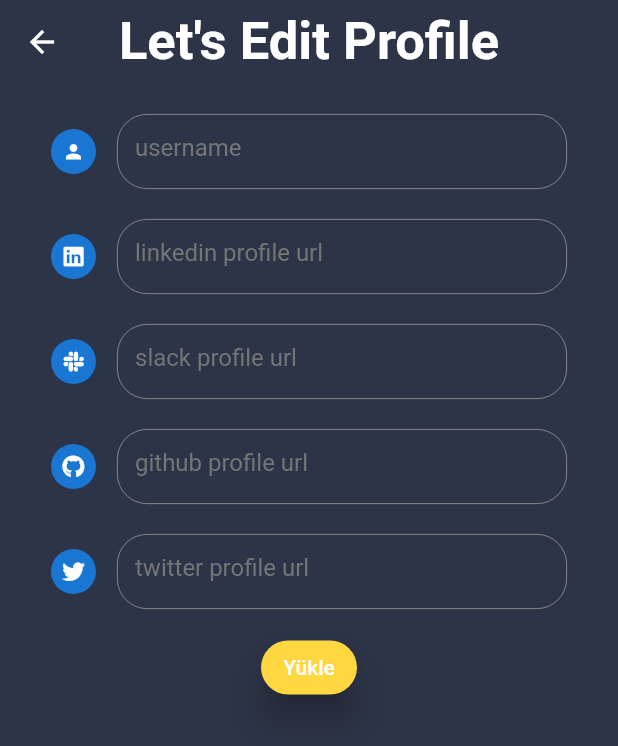
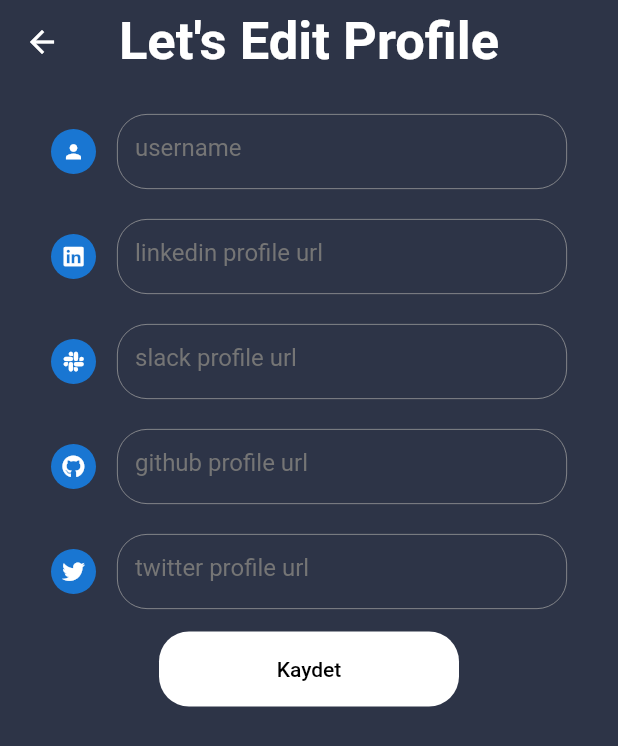
Before and after one commit to algorr/Goals, a Flutter app: the screen it shows once a user with an empty profile is signed in, item 4 of the bottom bar chosen, after a tap on the "settings" icon, on a phone screen of 412 x 824 dp. Shown: the top 746 px of the screen. Run offline on Flutter 3.47's test engine with Material 2 defaults, Android fonts, the phone set to English and light mode, and no system bars; our stand-ins replace bottom_navy_bar, cloud_firestore, firebase_auth, firebase_core, firebase_storage, fluttertoast and 2 more; accounts and stored records are empty; network calls fail; Roboto replaces fonts that are missing (Dongle, NotoSans).

Commit message:
some arrangements for profile_page
buttons and icons changed

```diff
--- a/lib/pages/profile_edit_page.dart
+++ b/lib/pages/profile_edit_page.dart
@@ -3,6 +3,7 @@ import 'package:font_awesome_flutter/font_awesome_flutter.dart';
 import 'package:goals/services/profile_edit_service.dart';
 import 'package:goals/widgets/my_social_button.dart';
 import 'package:goals/widgets/my_text_field.dart';
+import 'package:goals/widgets/sign_in_button.dart';
 
 class ProfileEditPage extends StatefulWidget {
   const ProfileEditPage({Key? key}) : super(key: key);
@@ -18,7 +19,7 @@ class _ProfileEditPageState extends State<ProfileEditPage> {
   late TextEditingController githubController;
   late TextEditingController twitterController;
 
-  ProfileEditService _profileEditService = ProfileEditService();
+  final ProfileEditService _profileEditService = ProfileEditService();
 
   @override
   void initState() {
@@ -57,7 +58,7 @@ class _ProfileEditPageState extends State<ProfileEditPage> {
                 child: Row(
                   mainAxisAlignment: MainAxisAlignment.spaceEvenly,
                   children: [
-                    setSocialIcon(Icons.person, (){},15,15),
+                    setSocialIcon(Icons.person, () {}, 15, 15),
                     Container(
                       height: 50,
                       width: 300,
@@ -76,7 +77,7 @@ class _ProfileEditPageState extends State<ProfileEditPage> {
                 child: Row(
                   mainAxisAlignment: MainAxisAlignment.spaceEvenly,
                   children: [
-                    setSocialIcon(FontAwesomeIcons.linkedin, (){},15,15),
+                    setSocialIcon(FontAwesomeIcons.linkedin, () {}, 15, 15),
                     Container(
                       height: 50,
                       width: 300,
@@ -87,14 +88,15 @@ class _ProfileEditPageState extends State<ProfileEditPage> {
                         borderRadius: 20,
                       ),
                     )
-                ],),
+                  ],
+                ),
               ),
               Padding(
                   padding: const EdgeInsets.only(top: 20, right: 20, left: 20),
                   child: Row(
                     mainAxisAlignment: MainAxisAlignment.spaceEvenly,
                     children: [
-                      setSocialIcon(FontAwesomeIcons.slack, (){},15,15),
+                      setSocialIcon(FontAwesomeIcons.slack, () {}, 15, 15),
                       Container(
                         height: 50,
                         width: 300,
@@ -112,7 +114,7 @@ class _ProfileEditPageState extends State<ProfileEditPage> {
                   child: Row(
                     mainAxisAlignment: MainAxisAlignment.spaceEvenly,
                     children: [
-                      setSocialIcon(FontAwesomeIcons.github, (){},15,15),
+                      setSocialIcon(FontAwesomeIcons.github, () {}, 15, 15),
                       Container(
                         height: 50,
                         width: 300,
@@ -130,7 +132,7 @@ class _ProfileEditPageState extends State<ProfileEditPage> {
                   child: Row(
                     mainAxisAlignment: MainAxisAlignment.spaceEvenly,
                     children: [
-                      setSocialIcon(FontAwesomeIcons.twitter, (){},15,15),
+                      setSocialIcon(FontAwesomeIcons.twitter, () {}, 15, 15),
                       Container(
                         height: 50,
                         width: 300,
@@ -145,14 +147,8 @@ class _ProfileEditPageState extends State<ProfileEditPage> {
                   )),
               Padding(
                 padding: const EdgeInsets.all(15.0),
-                child: TextButton(
-                  style: TextButton.styleFrom(
-                    fixedSize: const Size.square(20),
-                    backgroundColor: Colors.amberAccent,
-                      elevation: 10,
-                      shape: RoundedRectangleBorder(
-                          borderRadius: BorderRadius.circular(20))),
-                  onPressed: () {
+                child: MySignInButton(
+                  onTap: () {
                     _profileEditService.updateProfile(
                         usernameController.text,
                         "profileImage",
@@ -162,7 +158,9 @@ class _ProfileEditPageState extends State<ProfileEditPage> {
                         githubController.text,
                         twitterController.text);
                   },
-                  child: Text("Yükle",style: TextStyle(color: Colors.white),),
+                  text: 'Kaydet',
+                  buttonColor: Colors.white,
+                  textColor: Colors.black,
                 ),
               ),
             ],
--- a/lib/pages/profile_page.dart
+++ b/lib/pages/profile_page.dart
@@ -1,9 +1,7 @@
 import 'package:flutter/material.dart';
 import 'package:font_awesome_flutter/font_awesome_flutter.dart';
 import 'package:goals/pages/profile_edit_page.dart';
-import 'package:goals/services/profile_edit_service.dart';
 import 'package:goals/widgets/my_social_button.dart';
-import 'package:provider/provider.dart';
 import 'package:url_launcher/url_launcher.dart';
 
 class ProfilePage extends StatefulWidget {
@@ -132,10 +130,7 @@ class _ProfilePageState extends State<ProfilePage> {
         Row(
           mainAxisAlignment: MainAxisAlignment.center,
           children: [
-            SizedBox(
-              height: 20,
-              width: 20,
-              child: setSocialIcon(FontAwesomeIcons.linkedin, () async {
+            setSocialIcon(FontAwesomeIcons.linkedin, () async {
               const url = "https://www.linkedin.com/in/ümit-kar/";
               if (await canLaunch(url)) {
                 await launch(url);
@@ -143,7 +138,6 @@ class _ProfilePageState extends State<ProfilePage> {
                 throw "Could not launch $url";
               }
             },32,25),
-            ),
             const SizedBox(
               width: 12,
             ),
@@ -159,7 +153,7 @@ class _ProfilePageState extends State<ProfilePage> {
               width: 12,
             ),
             setSocialIcon(FontAwesomeIcons.github, () async {
-              const url = "";
+              const url = "https://github.com/algorr";
               if (await canLaunch(url)) {
                 await launch(url);
               } else {
--- a/lib/pages/sign_up_page.dart
+++ b/lib/pages/sign_up_page.dart
@@ -30,6 +30,7 @@ class _SignUpPageState extends State<SignUpPage> {
   Widget build(BuildContext context) {
     final myAuth = Provider.of<AuthService>(context);
     return Scaffold(
+
       body: SingleChildScrollView(
         physics: const BouncingScrollPhysics(),
         child: SafeArea(
@@ -157,6 +158,7 @@ class _SignUpPageState extends State<SignUpPage> {
                           )
                         : LandingPage(user: myAuth.currentUser());
                   },
+                   text: 'Sign In', buttonColor: Colors.grey.shade800, textColor: Colors.white,
                 ),
               ),
               Padding(
--- a/lib/widgets/sign_in_button.dart
+++ b/lib/widgets/sign_in_button.dart
@@ -2,8 +2,11 @@ import 'package:flutter/material.dart';
 
 class MySignInButton extends StatelessWidget {
   final Function onTap;
+  final String text;
+  final Color buttonColor;
+  final Color textColor;
 
-  const MySignInButton({Key? key, required this.onTap}) : super(key: key);
+  const MySignInButton({Key? key, required this.onTap, required this.text, required this.buttonColor, required this.textColor}) : super(key: key);
 
   @override
   Widget build(BuildContext context) {
@@ -11,14 +14,14 @@ class MySignInButton extends StatelessWidget {
       height: 50,
       width: 200,
       decoration: BoxDecoration(
-          color: Colors.grey[850], borderRadius: BorderRadius.circular(20)),
+          color: buttonColor, borderRadius: BorderRadius.circular(20)),
       child: TextButton(
           onPressed: () {
             onTap();
           },
-          child: const Text(
-            'Sign In',
-            style: TextStyle(fontFamily: 'NotoSans', color: Colors.white),
+          child:  Text(
+           text,
+            style:  TextStyle(fontFamily: 'NotoSans', color: textColor),
           )),
     );
   }
```
Lines whose indentation alone changed are shown as unchanged.
